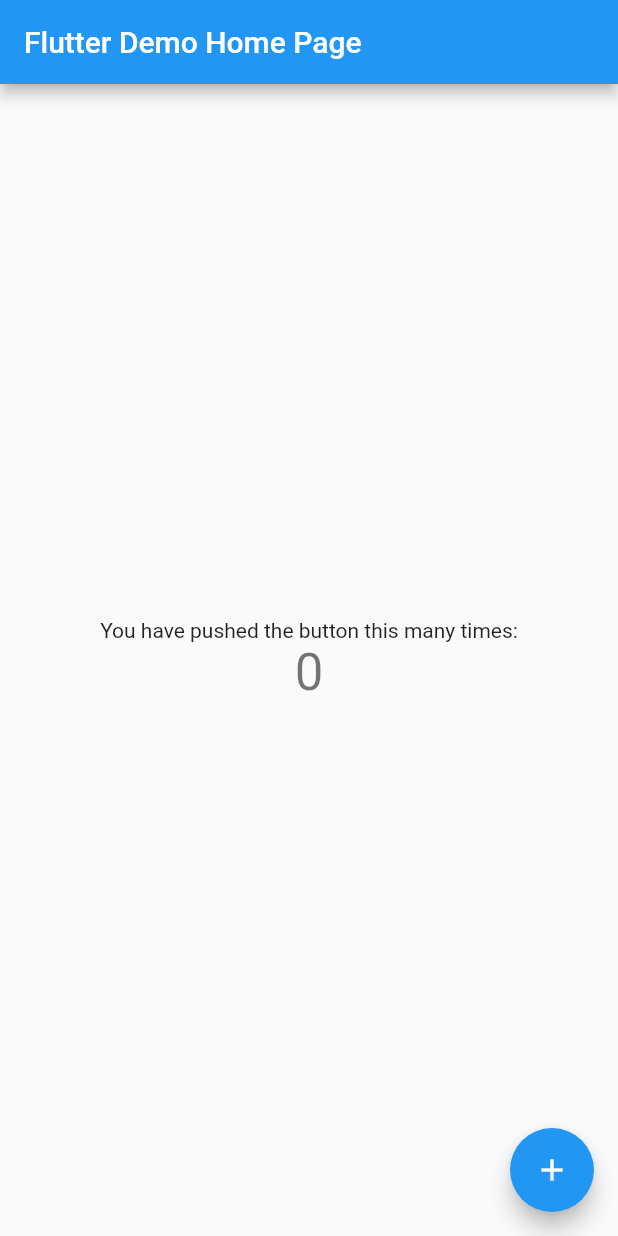
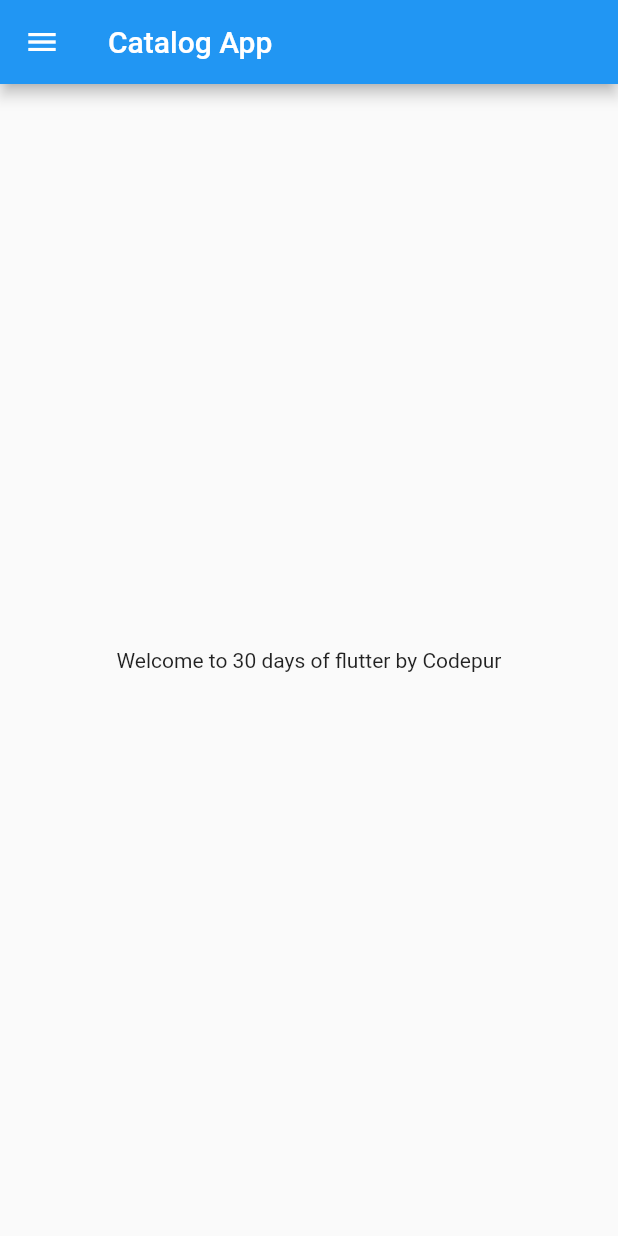
Before and after one commit to bhargavnarola/flutter_catalog, a Flutter app: the screen it shows after launch, on a phone screen of 412 x 824 dp. Run offline on Flutter 3.47's test engine with Material 2 defaults, Android fonts, the phone set to English and light mode, and no system bars.

Commit message:
Chapter 1

```diff
--- /dev/null
+++ b/lib/home_page.dart
@@ -0,0 +1,20 @@
+import 'package:flutter/material.dart';
+
+class Homepage extends StatelessWidget {
+  final int days = 30;
+  final String name = "Codepur";
+  @override
+  Widget build(BuildContext context) {
+    return Scaffold(
+      appBar: AppBar(
+        title: Text('Catalog App'),
+      ),
+      body: Center(
+          child: Container(
+              child: Text('Welcome to $days days of flutter by $name')
+          )
+      ),
+      drawer: Drawer(),
+    );
+  }
+}
--- a/lib/main.dart
+++ b/lib/main.dart
@@ -1,115 +1,15 @@
 import 'package:flutter/material.dart';
+import 'package:flutter_catalog/home_page.dart';
 
 void main() {
-  runApp(const MyApp());
+  runApp(MyApp());
 }
 
 class MyApp extends StatelessWidget {
-  const MyApp({Key? key}) : super(key: key);
-
-  // This widget is the root of your application.
   @override
   Widget build(BuildContext context) {
     return MaterialApp(
-      title: 'Flutter Demo',
-      theme: ThemeData(
-        // This is the theme of your application.
-        //
-        // Try running your application with "flutter run". You'll see the
-        // application has a blue toolbar. Then, without quitting the app, try
-        // changing the primarySwatch below to Colors.green and then invoke
-        // "hot reload" (press "r" in the console where you ran "flutter run",
-        // or simply save your changes to "hot reload" in a Flutter IDE).
-        // Notice that the counter didn't reset back to zero; the application
-        // is not restarted.
-        primarySwatch: Colors.blue,
-      ),
-      home: const MyHomePage(title: 'Flutter Demo Home Page'),
+      home: Homepage()
     );
   }
 }
-
-class MyHomePage extends StatefulWidget {
-  const MyHomePage({Key? key, required this.title}) : super(key: key);
-
-  // This widget is the home page of your application. It is stateful, meaning
-  // that it has a State object (defined below) that contains fields that affect
-  // how it looks.
-
-  // This class is the configuration for the state. It holds the values (in this
-  // case the title) provided by the parent (in this case the App widget) and
-  // used by the build method of the State. Fields in a Widget subclass are
-  // always marked "final".
-
-  final String title;
-
-  @override
-  State<MyHomePage> createState() => _MyHomePageState();
-}
-
-class _MyHomePageState extends State<MyHomePage> {
-  int _counter = 0;
-
-  void _incrementCounter() {
-    setState(() {
-      // This call to setState tells the Flutter framework that something has
-      // changed in this State, which causes it to rerun the build method below
-      // so that the display can reflect the updated values. If we changed
-      // _counter without calling setState(), then the build method would not be
-      // called again, and so nothing would appear to happen.
-      _counter++;
-    });
-  }
-
-  @override
-  Widget build(BuildContext context) {
-    // This method is rerun every time setState is called, for instance as done
-    // by the _incrementCounter method above.
-    //
-    // The Flutter framework has been optimized to make rerunning build methods
-    // fast, so that you can just rebuild anything that needs updating rather
-    // than having to individually change instances of widgets.
-    return Scaffold(
-      appBar: AppBar(
-        // Here we take the value from the MyHomePage object that was created by
-        // the App.build method, and use it to set our appbar title.
-        title: Text(widget.title),
-      ),
-      body: Center(
-        // Center is a layout widget. It takes a single child and positions it
-        // in the middle of the parent.
-        child: Column(
-          // Column is also a layout widget. It takes a list of children and
-          // arranges them vertically. By default, it sizes itself to fit its
-          // children horizontally, and tries to be as tall as its parent.
-          //
-          // Invoke "debug painting" (press "p" in the console, choose the
-          // "Toggle Debug Paint" action from the Flutter Inspector in Android
-          // Studio, or the "Toggle Debug Paint" command in Visual Studio Code)
-          // to see the wireframe for each widget.
-          //
-          // Column has various properties to control how it sizes itself and
-          // how it positions its children. Here we use mainAxisAlignment to
-          // center the children vertically; the main axis here is the vertical
-          // axis because Columns are vertical (the cross axis would be
-          // horizontal).
-          mainAxisAlignment: MainAxisAlignment.center,
-          children: <Widget>[
-            const Text(
-              'You have pushed the button this many times:',
-            ),
-            Text(
-              '$_counter',
-              style: Theme.of(context).textTheme.headline4,
-            ),
-          ],
-        ),
-      ),
-      floatingActionButton: FloatingActionButton(
-        onPressed: _incrementCounter,
-        tooltip: 'Increment',
-        child: const Icon(Icons.add),
-      ), // This trailing comma makes auto-formatting nicer for build methods.
-    );
-  }
-}
```
Also changed, not shown: 1 other file.
